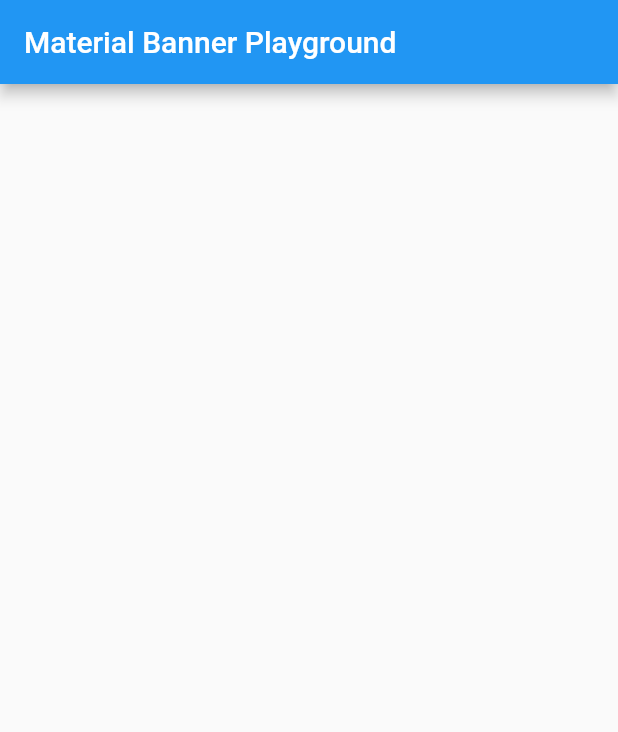
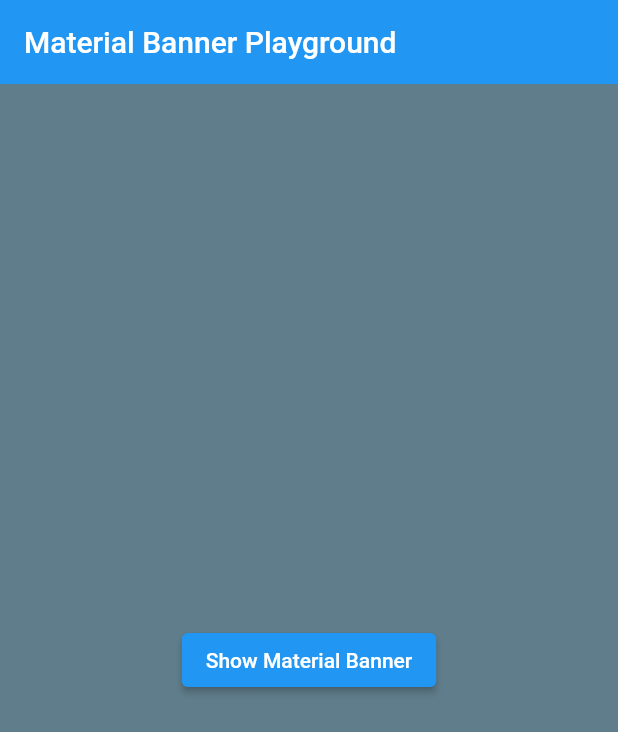
Before and after one commit to hamed-deriv/flutter_material_banner_playground, a Flutter app: the screen it shows after launch, on a phone screen of 412 x 824 dp. Shown: the top 732 px of the screen. Run offline on Flutter 3.47's test engine with Material 2 defaults, Android fonts, the phone set to English and light mode, and no system bars.

Commit message:
basic implementation

```diff
--- a/lib/main.dart
+++ b/lib/main.dart
@@ -26,10 +26,33 @@ class HomePage extends StatefulWidget {
 
 class _HomePageState extends State<HomePage> {
   @override
-  Widget build(BuildContext context) {
-    return Scaffold(
-      appBar: AppBar(title: Text(widget.title)),
-      body: const Center(),
-    );
-  }
+  Widget build(BuildContext context) => Scaffold(
+        appBar: AppBar(elevation: 0, title: Text(widget.title)),
+        body: Container(
+          color: Colors.blueGrey,
+          child: Center(
+            child: ElevatedButton(
+              onPressed: () => _showMaterialBanner(context),
+              child: const Text('Show Material Banner'),
+            ),
+          ),
+        ),
+      );
 }
+
+void _showMaterialBanner(BuildContext context) {
+  ScaffoldMessenger.of(context).showMaterialBanner(
+    MaterialBanner(
+      content: const Text('Material Banner Test'),
+      leading: const Icon(Icons.notifications),
+      contentTextStyle: const TextStyle(color: Colors.black),
+      forceActionsBelow: true,
+      actions: [
+        TextButton(
+          onPressed: () => ScaffoldMessenger.of(context).clearMaterialBanners(),
+          child: const Text('Dismiss'),
+        ),
+      ],
+    ),
+  );
+}
```
